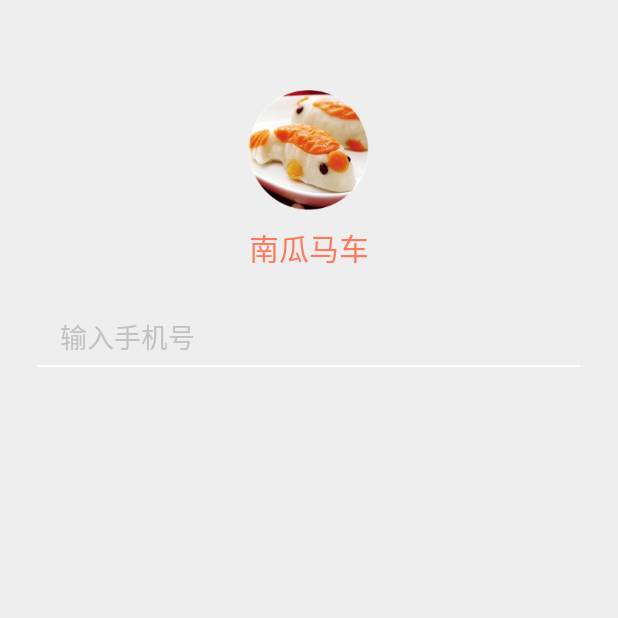
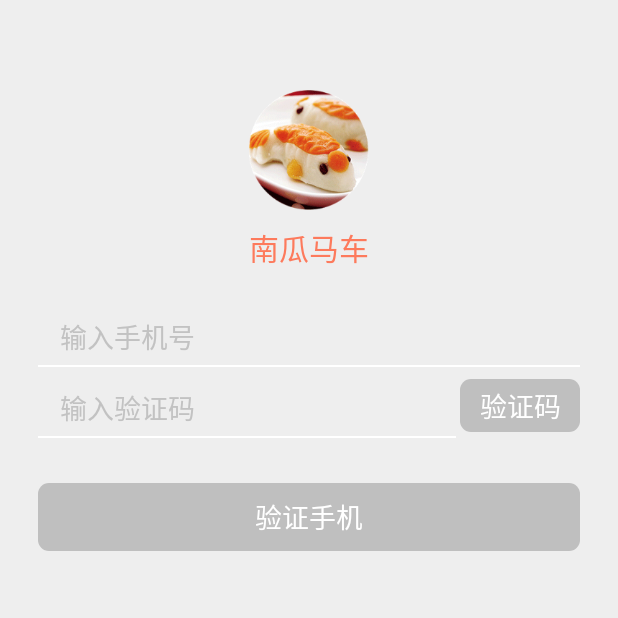
Before and after one commit to zhangzijian86/PGNGMCAndroid, an Android app: the LoginActivity screen opened directly, with no data from a screen before it, on a phone screen of 412 x 824 dp, the top half of it. Run offline under Robolectric (Android 15) with nearby library versions, the phone set to English and light mode, and no system bars.

Commit message:
denglu ok

```diff
--- a/NGMCAndroid/src/main/java/com/pg/ngmc/pgngmcandroid/activity/LoginActivity.java
+++ b/NGMCAndroid/src/main/java/com/pg/ngmc/pgngmcandroid/activity/LoginActivity.java
@@ -26,15 +26,11 @@ import com.pg.ngmc.pgngmcandroid.tools.Operaton;
 import java.util.List;
 
 public class LoginActivity extends Activity {
-	private Button btdenglu;
-	private Button btzhuce;
-	private EditText passwdedit;
-	private EditText namededit;
-	private TextView nametext;
-	private TextView passwdtext;
+	private Button queding;
+	private Button yanzhengmabt;
+	private EditText shoujihaoma;
+	private EditText yanzhengma;
 	private PGNGMC_APP_User pgngmc_app_user;
-	private String usermobile;
-	private String loginPass;
 	private LoadingProgressDialog dialog;
 	 @Override
 	 protected void onCreate(Bundle savedInstanceState) {
@@ -44,10 +40,48 @@ public class LoginActivity extends Activity {
 
 		 pgngmc_app_user = (PGNGMC_APP_User) getApplication();
 
+		 shoujihaoma = (EditText) findViewById(R.id.shoujihaoma);
+		 yanzhengma = (EditText) findViewById(R.id.yanzhengma);
+		 queding  = (Button) findViewById(R.id.queding);
+		 yanzhengmabt  = (Button) findViewById(R.id.yanzhengmabt);
+
+
+		 shoujihaoma.addTextChangedListener(textWatcher);
+		 yanzhengma.addTextChangedListener(textWatcher);
+
 		 dialog=new LoadingProgressDialog(this,"正在加载...");
 	 }
 
- 	/**
+	private TextWatcher textWatcher = new TextWatcher() {
+
+		@Override
+		public void onTextChanged(CharSequence s, int start, int before,
+								  int count) {
+			if(shoujihaoma.getText().length()>=11){
+				yanzhengmabt.setEnabled(true);
+			}else{
+				yanzhengmabt.setEnabled(false);
+			}
+			if(shoujihaoma.getText().length()>=11&&yanzhengma.getText().length()>=6){
+				queding.setEnabled(true);
+			}else{
+				queding.setEnabled(false);
+			}
+		}
+
+		@Override
+		public void beforeTextChanged(CharSequence s, int start, int count,
+									  int after) {
+
+		}
+
+		@Override
+		public void afterTextChanged(Editable s) {
+
+		}
+	};
+
+	/**
  	 * dis：AsyncTask参数类型：
  	 * 第一个参数标书传入到异步任务中并进行操作，通常是网络的路径
  	 * 第二个参数表示进度的刻度
--- /dev/null
+++ b/NGMCAndroid/src/main/res/drawable/buttonselector.xml
@@ -0,0 +1,7 @@
+<?xml version="1.0" encoding="utf-8"?>
+<selector xmlns:android="http://schemas.android.com/apk/res/android">
+    <item android:drawable="@drawable/zhuce_queding"
+        android:state_enabled="true"/>
+    <item android:drawable="@drawable/zhuce_queding_enabled_false"
+        android:state_enabled="false"/>
+</selector>
--- /dev/null
+++ b/NGMCAndroid/src/main/res/drawable/zhuce_queding.xml
@@ -0,0 +1,9 @@
+<?xml version="1.0" encoding="UTF-8"?>
+<shape xmlns:android="http://schemas.android.com/apk/res/android">
+    <solid android:color="#FD7A5C" />
+    <stroke android:width="0dip" android:color="#FD7A5C" />
+      <corners android:topLeftRadius="7dp"
+        android:topRightRadius="7dp"
+        android:bottomRightRadius="7dp"
+        android:bottomLeftRadius="7dp"/>
+</shape>
--- /dev/null
+++ b/NGMCAndroid/src/main/res/drawable/zhuce_queding_enabled_false.xml
@@ -0,0 +1,9 @@
+<?xml version="1.0" encoding="UTF-8"?>
+<shape xmlns:android="http://schemas.android.com/apk/res/android">
+    <solid android:color="#bfbfbf" />
+    <stroke android:width="0dip" android:color="#bfbfbf" />
+      <corners android:topLeftRadius="7dp"
+        android:topRightRadius="7dp"
+        android:bottomRightRadius="7dp"
+        android:bottomLeftRadius="7dp"/>
+</shape>
--- a/NGMCAndroid/src/main/res/layout/activity_login.xml
+++ b/NGMCAndroid/src/main/res/layout/activity_login.xml
@@ -27,7 +27,7 @@
     <RelativeLayout android:id="@+id/input"
         android:layout_width="fill_parent"
         android:layout_marginTop="25dip"
-        android:layout_height="150dip"
+        android:layout_height="180dip"
         android:layout_below="@id/logotitle" >
         <EditText
             android:id="@+id/shoujihaoma"
@@ -42,6 +42,8 @@
             android:layout_marginRight="30dip"
             android:paddingLeft="10dip"
             android:paddingRight="10dip"
+            android:maxLength="15"
+            android:inputType="number"
             android:textSize="18sp"
             android:background="@null"
             />
@@ -57,6 +59,68 @@
             android:layout_width="wrap_content"
             android:background="@mipmap/xian"
             />
+        <EditText
+            android:id="@+id/yanzhengma"
+            android:layout_below="@id/xian1"
+            android:layout_width="fill_parent"
+            android:layout_height="30dip"
+            android:hint="输入验证码"
+            android:textColorHint="#c2c2c2"
+            android:textCursorDrawable="@color/editText_color"
+            android:layout_marginTop="12dip"
+            android:layout_marginBottom="4dip"
+            android:layout_marginLeft="30dip"
+            android:layout_marginRight="110dip"
+            android:paddingLeft="10dip"
+            android:paddingRight="10dip"
+            android:textSize="18sp"
+            android:maxLength="6"
+            android:inputType="number"
+            android:background="@null"
+            />
+        <ImageView
+            android:id="@+id/xian2"
+            android:layout_below="@id/yanzhengma"
+            android:layout_marginTop="0dip"
+            android:layout_marginRight="108dip"
+            android:layout_alignParentRight="true"
+            android:layout_marginLeft="25dip"
+            android:layout_alignParentLeft="true"
+            android:layout_height="wrap_content"
+            android:layout_width="wrap_content"
+            android:background="@mipmap/xian"
+            />
+
+        <Button
+            android:id="@+id/yanzhengmabt"
+            android:layout_below="@id/xian1"
+            android:layout_marginTop="8dip"
+            android:layout_width="80dip"
+            android:layout_marginRight="25dip"
+            android:layout_alignParentRight="true"
+            android:layout_height="35dip"
+            android:text="验证码"
+            android:textColor="#ffffff"
+            android:gravity="center"
+            android:background="@drawable/buttonselector"
+            android:enabled="false"
+            android:textSize="18sp" />
+
+        <Button
+            android:id="@+id/queding"
+            android:layout_below="@id/xian2"
+            android:layout_marginTop="30dip"
+            android:layout_width="fill_parent"
+            android:layout_marginLeft="25dip"
+            android:layout_marginRight="25dip"
+            android:layout_height="45dip"
+            android:text="验证手机"
+            android:textColor="#ffffff"
+            android:gravity="center"
+            android:enabled="false"
+            android:background="@drawable/buttonselector"
+            android:textSize="18sp" />
+
     </RelativeLayout>
 
 </RelativeLayout>
```
